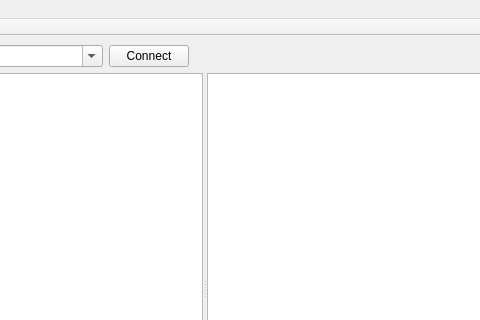
Above: qtinspector/ui/main.ui from diorsman/pyqt-zk-inspector before the change; both pictures show x 206 to 686 and y 0 to 320 of the 822 by 562 pixel window. Below: the same form after it.
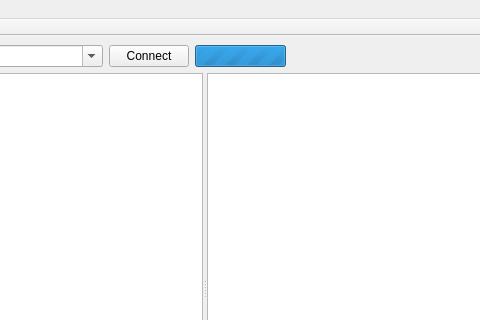
That is the form after the change.

Commit message:
Various progress with threads
- Entire connection to Zk is now wrapped in a thread, using signals to communicate
  between the worker thread and the main window

- Show a progress bar when connecting, without freezing the UI

- Propulate contents of tree modelview as rows are clicked, rather than the inefficient
  recursive way

What is left:
- Fix saving + deleting as those are not yet implemented

```diff
--- a/qtinspector/ui/main.ui
+++ b/qtinspector/ui/main.ui
@@ -37,6 +37,28 @@
         </property>
        </widget>
       </item>
+      <item>
+       <widget class="QProgressBar" name="connectBusyBar">
+        <property name="enabled">
+         <bool>true</bool>
+        </property>
+        <property name="sizePolicy">
+         <sizepolicy hsizetype="Fixed" vsizetype="Fixed">
+          <horstretch>0</horstretch>
+          <verstretch>0</verstretch>
+         </sizepolicy>
+        </property>
+        <property name="maximum">
+         <number>0</number>
+        </property>
+        <property name="value">
+         <number>-1</number>
+        </property>
+        <property name="textVisible">
+         <bool>true</bool>
+        </property>
+       </widget>
+      </item>
       <item>
        <spacer name="horizontalSpacer_2">
         <property name="orientation">
```
The commit also changes 2 other files.
